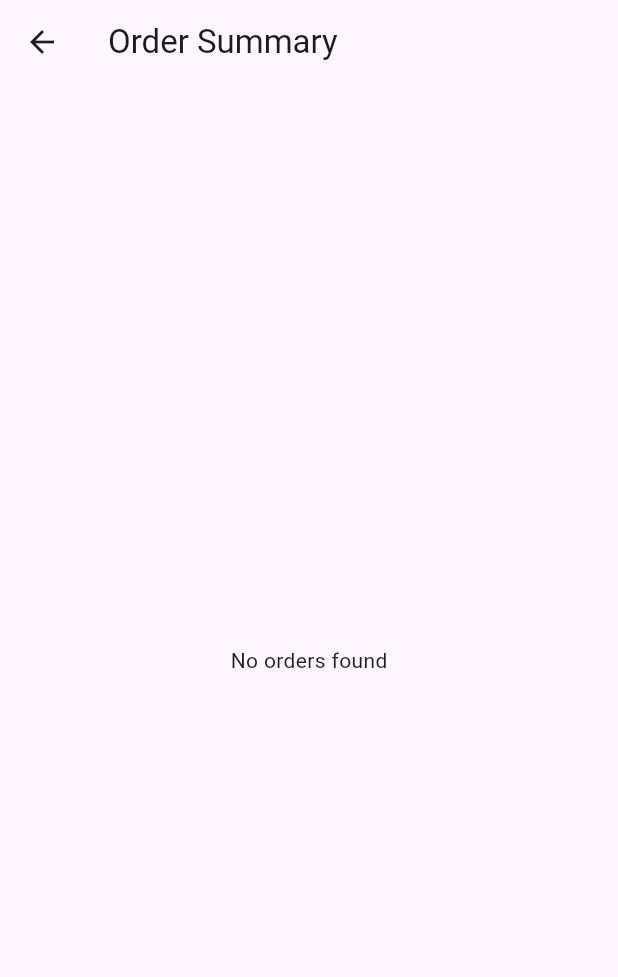
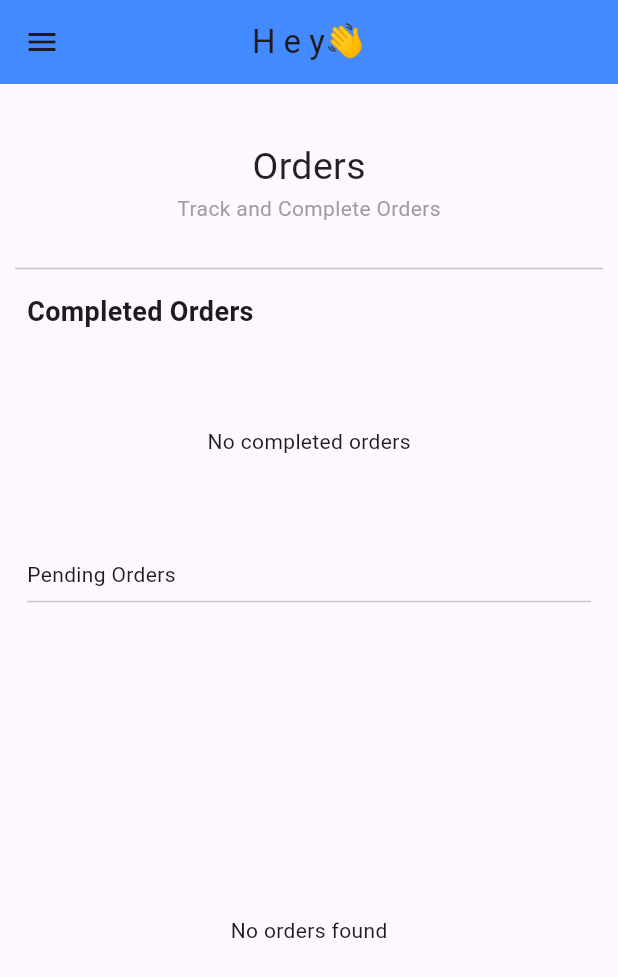
Before and after one commit to jaishree29/vendor_dashboard_canteen, a Flutter app: the GlobalOrdersScreen screen opened directly, after a tap on the "add" icon, on a phone screen of 412 x 824 dp. Shown: the top 977 px of the screen. Run offline on Flutter 3.47's test engine with Material 3 defaults, Android fonts, the phone set to English and light mode, and no system bars; our stand-ins replace cloud_firestore, firebase_core; accounts and stored records are empty.

Commit message:
UI improved

```diff
--- a/lib/main.dart
+++ b/lib/main.dart
@@ -1,7 +1,8 @@
 import 'package:flutter/material.dart';
 import 'package:firebase_core/firebase_core.dart';
+import 'package:vendor_digital_canteen/orders/new_order_page.dart';
 import 'firebase_options.dart';
-import 'global_orders_page.dart'; // Import the generated firebase_options.dart file
+import 'orders/global_orders_page.dart'; // Import the generated firebase_options.dart file
 
 void main() async {
   WidgetsFlutterBinding.ensureInitialized(); // Ensure that Firebase is initialized before running the app
@@ -24,7 +25,7 @@ class MyApp extends StatelessWidget {
         colorScheme: ColorScheme.fromSeed(seedColor: Colors.deepPurple),
         useMaterial3: true,
       ),
-      home:  GlobalOrdersScreen(),
+      home:  NewOrderPage(),
     );
   }
 }
--- a/lib/order_details_page.dart
+++ b/lib/order_details_page.dart
@@ -1,101 +1,101 @@
-import 'package:flutter/material.dart';
-import 'order_service.dart'; // Import the OrderService class
-
-class OrderDetailsPage extends StatelessWidget {
-  final Map<String, dynamic> order;
-  final OrderService _orderService = OrderService(); // Instantiate the service
-
-  OrderDetailsPage({required this.order});
-
-  @override
-  Widget build(BuildContext context) {
-    return Scaffold(
-      appBar: AppBar(
-        title: Text('Order Details'),
-      ),
-      body: Padding(
-        padding: const EdgeInsets.all(16.0),
-        child: Column(
-          crossAxisAlignment: CrossAxisAlignment.start,
-          children: [
-            Text(
-              'Order ID: ${order['userOrderId']}',
-              style: TextStyle(fontSize: 15),
-            ),
-            SizedBox(height: 10),
-            Center(
-              child: Text(
-                'Cancellation Status: ${order['cancellationStatus']}',
-                style: TextStyle(fontSize: 22, fontWeight: FontWeight.bold),
-              ),
-            ),
-            SizedBox(height: 10),
-            Text('Total Price: \₹${order['totalPrice']}'),
-            SizedBox(height: 20),
-            Text(
-              'Ordered Items:',
-              style: TextStyle(fontSize: 18, fontWeight: FontWeight.bold),
-            ),
-            SizedBox(height: 10),
-            Column(
-              children: [
-                ListTile(
-                  title: Text(order['foodTitle']),
-                  subtitle: Text('Quantity: ${order['selectedItems']} - Price: \₹${order['totalPrice']}'),
-                ),
-              ],
-            ),
-            SizedBox(height: 20),
-            Row(
-              mainAxisAlignment: MainAxisAlignment.spaceAround,
-              children: [
-                ElevatedButton(
-                  onPressed: () {
-                    _orderService.updateOrderStatus(order['userId'], order['userOrderId'], 'Available');
-                  },
-                  child: Text('Confirm Order',style: TextStyle(color: Colors.white)),
-                  style: ElevatedButton.styleFrom(backgroundColor: Colors.green),
-                ),
-                ElevatedButton(
-                  onPressed: () {
-                    _orderService.updateOrderStatus(order['userId'], order['userOrderId'], 'Not Available');
-                  },
-                  child: Text('Reject Order',style: TextStyle(color: Colors.white)),
-                  style: ElevatedButton.styleFrom(backgroundColor: Colors.red),
-                ),
-              ],
-            ),
-            Row(
-              mainAxisAlignment: MainAxisAlignment.spaceEvenly,
-              children: [
-                ElevatedButton(
-                  onPressed: () {
-                    _orderService.updateOrderStatus(order['userId'], order['userOrderId'], 'Order Preparing');
-                  },
-                  child: Text('Order Preparing',style: TextStyle(color: Colors.white)),
-                  style: ElevatedButton.styleFrom(backgroundColor: Colors.orange),
-                ),
-                ElevatedButton(
-                  onPressed: () {
-                    _orderService.updateOrderStatus(order['userId'], order['userOrderId'], 'Order Prepared');
-                  },
-                  child: Text('Order Prepared',style: TextStyle(color: Colors.white)),
-                  style: ElevatedButton.styleFrom(backgroundColor: Colors.blue),
-                ),
-              ],
-            ),
-            Center(
-              child: ElevatedButton(
-                onPressed: () {
-                  _orderService.updateOrderStatus(order['userId'], order['userOrderId'], 'Order Delivered');
-                },
-                child: Text('Order Delivered',style: TextStyle(color: Colors.white),),
-                style: ElevatedButton.styleFrom(backgroundColor: Colors.purple),
-              ),
-            ),
-          ],
-        ),
-      ),
-    );
-  }
-}
+// import 'package:flutter/material.dart';
+// import 'order_service.dart'; // Import the OrderService class
+//
+// class OrderDetailsPage extends StatelessWidget {
+//   final Map<String, dynamic> order;
+//   final OrderService _orderService = OrderService(); // Instantiate the service
+//
+//   OrderDetailsPage({required this.order});
+//
+//   @override
+//   Widget build(BuildContext context) {
+//     return Scaffold(
+//       appBar: AppBar(
+//         title: Text('Order Details'),
+//       ),
+//       body: Padding(
+//         padding: const EdgeInsets.all(16.0),
+//         child: Column(
+//           crossAxisAlignment: CrossAxisAlignment.start,
+//           children: [
+//             Text(
+//               'Order ID: ${order['userOrderId']}',
+//               style: TextStyle(fontSize: 15),
+//             ),
+//             SizedBox(height: 10),
+//             Center(
+//               child: Text(
+//                 'Cancellation Status: ${order['cancellationStatus']}',
+//                 style: TextStyle(fontSize: 22, fontWeight: FontWeight.bold),
+//               ),
+//             ),
+//             SizedBox(height: 10),
+//             Text('Total Price: \₹${order['totalPrice']}'),
+//             SizedBox(height: 20),
+//             Text(
+//               'Ordered Items:',
+//               style: TextStyle(fontSize: 18, fontWeight: FontWeight.bold),
+//             ),
+//             SizedBox(height: 10),
+//             Column(
+//               children: [
+//                 ListTile(
+//                   title: Text(order['foodTitle']),
+//                   subtitle: Text('Quantity: ${order['selectedItems']} - Price: \₹${order['totalPrice']}'),
+//                 ),
+//               ],
+//             ),
+//             SizedBox(height: 20),
+//             Row(
+//               mainAxisAlignment: MainAxisAlignment.spaceAround,
+//               children: [
+//                 ElevatedButton(
+//                   onPressed: () {
+//                     _orderService.updateOrderStatus(order['userId'], order['userOrderId'], 'Available');
+//                   },
+//                   child: Text('Confirm Order',style: TextStyle(color: Colors.white)),
+//                   style: ElevatedButton.styleFrom(backgroundColor: Colors.green),
+//                 ),
+//                 ElevatedButton(
+//                   onPressed: () {
+//                     _orderService.updateOrderStatus(order['userId'], order['userOrderId'], 'Not Available');
+//                   },
+//                   child: Text('Reject Order',style: TextStyle(color: Colors.white)),
+//                   style: ElevatedButton.styleFrom(backgroundColor: Colors.red),
+//                 ),
+//               ],
+//             ),
+//             Row(
+//               mainAxisAlignment: MainAxisAlignment.spaceEvenly,
+//               children: [
+//                 ElevatedButton(
+//                   onPressed: () {
+//                     _orderService.updateOrderStatus(order['userId'], order['userOrderId'], 'Order Preparing');
+//                   },
+//                   child: Text('Order Preparing',style: TextStyle(color: Colors.white)),
+//                   style: ElevatedButton.styleFrom(backgroundColor: Colors.orange),
+//                 ),
+//                 ElevatedButton(
+//                   onPressed: () {
+//                     _orderService.updateOrderStatus(order['userId'], order['userOrderId'], 'Order Prepared');
+//                   },
+//                   child: Text('Order Prepared',style: TextStyle(color: Colors.white)),
+//                   style: ElevatedButton.styleFrom(backgroundColor: Colors.blue),
+//                 ),
+//               ],
+//             ),
+//             Center(
+//               child: ElevatedButton(
+//                 onPressed: () {
+//                   _orderService.updateOrderStatus(order['userId'], order['userOrderId'], 'Order Delivered');
+//                 },
+//                 child: Text('Order Delivered',style: TextStyle(color: Colors.white),),
+//                 style: ElevatedButton.styleFrom(backgroundColor: Colors.purple),
+//               ),
+//             ),
+//           ],
+//         ),
+//       ),
+//     );
+//   }
+// }
--- a/lib/global_orders_page.dart
+++ b/lib/orders/global_orders_page.dart
@@ -1,9 +1,10 @@
 import 'package:flutter/material.dart';
 import 'package:cloud_firestore/cloud_firestore.dart';
-import 'package:vendor_digital_canteen/order_card.dart';
-import 'order_details_page.dart';
-import 'order_summary_card.dart';
-import 'order_summary_page.dart'; // Import the OrderDetailsPage
+import 'package:vendor_digital_canteen/orders/widgets/order_card.dart';
+import 'new_order_page.dart';
+import '../order_details_page.dart';
+import 'order_summary/order_summary_card.dart';
+import 'order_summary/order_summary_page.dart'; // Import the OrderDetailsPage
 
 class GlobalOrdersScreen extends StatelessWidget {
   @override
@@ -58,8 +59,11 @@ class GlobalOrdersScreen extends StatelessWidget {
       floatingActionButton: FloatingActionButton(
         onPressed: () {
           // Navigate to OrderSummaryPage when FAB is pressed
+          // Navigator.of(context).push(
+          //   MaterialPageRoute(builder: (context) => OrderSummaryPage()),
+          // );
           Navigator.of(context).push(
-            MaterialPageRoute(builder: (context) => OrderSummaryPage()),
+            MaterialPageRoute(builder: (context) => NewOrderPage()),
           );
         },
         child: Icon(Icons.add),
--- /dev/null
+++ b/lib/orders/new_order_page.dart
@@ -0,0 +1,230 @@
+import 'package:flutter/material.dart';
+import 'package:cloud_firestore/cloud_firestore.dart';
+import 'package:vendor_digital_canteen/orders/global_orders_page.dart';
+import 'package:vendor_digital_canteen/orders/widgets/my_card.dart';
+
+import 'order_summary/order_summary_page.dart';
+
+class NewOrderPage extends StatelessWidget {
+  const NewOrderPage({super.key});
+
+  @override
+  Widget build(BuildContext context) {
+    return Scaffold(
+      // Add the AppBar with a menu icon to open the drawer
+      appBar: AppBar(
+        title: Text("H e y👋"),
+        centerTitle: true,
+        backgroundColor: Colors.blueAccent,
+      ),
+
+      // Drawer widget
+      drawer: Drawer(
+        child: ListView(
+          padding: EdgeInsets.zero,
+          children: <Widget>[
+            DrawerHeader(
+              decoration: BoxDecoration(
+                color: Colors.blueAccent,
+              ),
+              child: Center(
+                child: Text(
+                  'M E N U',
+                  style: TextStyle(
+                    color: Colors.white,
+                    fontSize: 24,
+                  ),
+                ),
+              ),
+            ),
+            ListTile(
+              leading: Icon(Icons.dashboard),
+              title: Text('Dashboard'),
+              onTap: () {
+                // Navigate to the Dashboard page
+                Navigator.pop(context);
+              },
+            ),
+            ListTile(
+              leading: Icon(Icons.history),
+              title: Text('Order Summary'),
+              onTap: () {
+                Navigator.of(context).push(
+                  MaterialPageRoute(builder: (context) => OrderSummaryPage()),
+                );
+              },
+            ),
+            ListTile(
+              leading: Icon(Icons.account_circle),
+              title: Text('Profile'),
+              onTap: () {
+                // Navigate to the Profile page
+                Navigator.pop(context);
+              },
+            ),
+            ListTile(
+              leading: Icon(Icons.settings),
+              title: Text('Settings'),
+              onTap: () {
+                // Navigate to the Settings page
+                Navigator.pop(context);
+              },
+            ),
+            ListTile(
+              leading: Icon(Icons.history_toggle_off),
+              title: Text('All Orders'),
+              onTap: () {
+                Navigator.of(context).push(
+                  MaterialPageRoute(builder: (context) => GlobalOrdersScreen()),
+                );
+              },
+            ),
+          ],
+        ),
+      ),
+
+      body: SafeArea(
+        child: Container(
+          margin: const EdgeInsets.only(top: 5),
+          width: double.infinity,
+          padding: const EdgeInsets.all(10),
+          child: Column(
+            children: [
+              // Header section
+              Container(
+                width: double.infinity,
+                height: 100,
+                child: Column(
+                  mainAxisAlignment: MainAxisAlignment.center,
+                  children: [
+                    Text("Orders", style: TextStyle(fontSize: 25, color: Colors.black87)),
+                    Text("Track and Complete Orders", style: TextStyle(color: Colors.grey)),
+                  ],
+                ),
+              ),
+              const Divider(thickness: 1),
+
+              // Completed Orders section
+              Container(
+                height: 230,
+                child: Padding(
+                  padding: const EdgeInsets.all(8.0),
+                  child: Column(
+                    crossAxisAlignment: CrossAxisAlignment.start,
+                    children: [
+                      Text(
+                        "Completed Orders",
+                        style: TextStyle(fontSize: 18, fontWeight: FontWeight.bold),
+                      ),
+                      SizedBox(height: 10),
+                      // StreamBuilder to fetch completed orders from Firestore
+                      Expanded(
+                        child: StreamBuilder<QuerySnapshot>(
+                          stream: FirebaseFirestore.instance
+                              .collection('global_orders')
+                              .where('deliveryStatus', isEqualTo: 'Delivered') // Filter for delivered orders
+                              .snapshots(),
+                          builder: (BuildContext context, AsyncSnapshot<QuerySnapshot> snapshot) {
+                            if (snapshot.connectionState == ConnectionState.waiting) {
+                              return Center(child: CircularProgressIndicator());
+                            }
+                            if (!snapshot.hasData || snapshot.data!.docs.isEmpty) {
+                              return Center(child: Text("No completed orders"));
+                            }
+
+                            final orders = snapshot.data!.docs;
+
+                            return ListView.builder(
+                              scrollDirection: Axis.horizontal,
+                              itemCount: orders.length,
+                              itemBuilder: (BuildContext context, int index) {
+                                var order = orders[index];
+                                return Container(
+                                  width: 100,
+                                  margin: EdgeInsets.only(right: 10),
+                                  child: Column(
+                                    mainAxisAlignment: MainAxisAlignment.center,
+                                    children: [
+                                      CircleAvatar(
+                                        radius: 30,
+                                        backgroundImage: AssetImage('assets/images/pasta_img.png'),
+                                        child: Align(
+                                          alignment: Alignment.bottomCenter,
+                                          child: Text(
+                                            order['foodTitle'],
+                                            textAlign: TextAlign.center,
+                                            style: TextStyle(
+                                              color: Colors.white,
+                                              fontSize: 10,
+                                              backgroundColor: Colors.black54,
+                                            ),
+                                          ),
+                                        ),
+                                      ),
+                                      SizedBox(height: 5),
+                                      Text(
+                                        order['userName'] ?? 'Unknown',  // Default to 'Unknown' if userName is null
+                                        style: TextStyle(fontSize: 12),
+                                        textAlign: TextAlign.center,
+                                      ),
+                                      Text(
+                                        order['userPhone'] ?? 'Not provided',  // Default to 'Not provided' if userPhone is null
+                                        style: TextStyle(fontSize: 12),
+                                        textAlign: TextAlign.center,
+                                      ),
+                                    ],
+                                  ),
+                                );
+                              },
+                            );
+                          },
+                        ),
+                      ),
+                      SizedBox(height: 15,),
+                      Text("Pending Orders"),
+                      Divider(thickness: 1,),
+                    ],
+                  ),
+                ),
+              ),
+              SizedBox(height: 10),
+
+              // Pending Orders section
+              Expanded(
+                child: StreamBuilder<QuerySnapshot>(
+                  stream: FirebaseFirestore.instance
+                      .collection('global_orders')
+                      .where('deliveryStatus', isEqualTo: 'Pending') // Filter for delivered orders
+                      .snapshots(),
+                  builder: (BuildContext context, AsyncSnapshot<QuerySnapshot> snapshot) {
+                    if (snapshot.connectionState == ConnectionState.waiting) {
+                      return Center(child: CircularProgressIndicator());
+                    }
+                    if (!snapshot.hasData || snapshot.data!.docs.isEmpty) {
+                      return Center(child: Text("No orders found"));
+                    }
+
+                    final orders = snapshot.data!.docs;
+
+                    return ListView.builder(
+                      itemCount: orders.length,
+                      itemBuilder: (BuildContext context, int index) {
+                        Map<String, dynamic> order = orders[index].data() as Map<String, dynamic>;
+                        final orderId = orders[index].id;
+
+                        return MyCard(
+                          order: order,
+                          orderId: orderId,
+                        );
+                      },
+                    );
+                  },
+                ),
+              ),
+            ],
+          ),
+        ),
+      ),
+    );
+  }
+}
--- a/pubspec.yaml
+++ b/pubspec.yaml
@@ -63,8 +63,8 @@ flutter:
   uses-material-design: true
 
   # To add assets to your application, add an assets section, like this:
-  # assets:
-  #   - images/a_dot_burr.jpeg
+  assets:
+     - assets/images/pasta_img.png
   #   - images/a_dot_ham.jpeg
 
   # An image asset can refer to one or more resolution-specific "variants", see
```
Also changed, not shown: lib/order_controller.dart (deleted, +0 -27 lines), lib/orders/service/order_service.dart (renamed from lib/order_service.dart, +13 -0 lines), lib/orders/widgets/my_card.dart (added, +127 -0 lines), lib/orders/widgets/order_card.dart (renamed from lib/order_card.dart, +5 -5 lines), assets/images/pasta_img.png (added), lib/button/custom_button.dart (renamed from lib/custom_button.dart), lib/orders/order_summary/order_summary.dart (renamed from lib/order_summary.dart), lib/orders/order_summary/order_summary_card.dart (renamed from lib/order_summary_card.dart), lib/orders/order_summary/order_summary_page.dart (renamed from lib/order_summary_page.dart).
